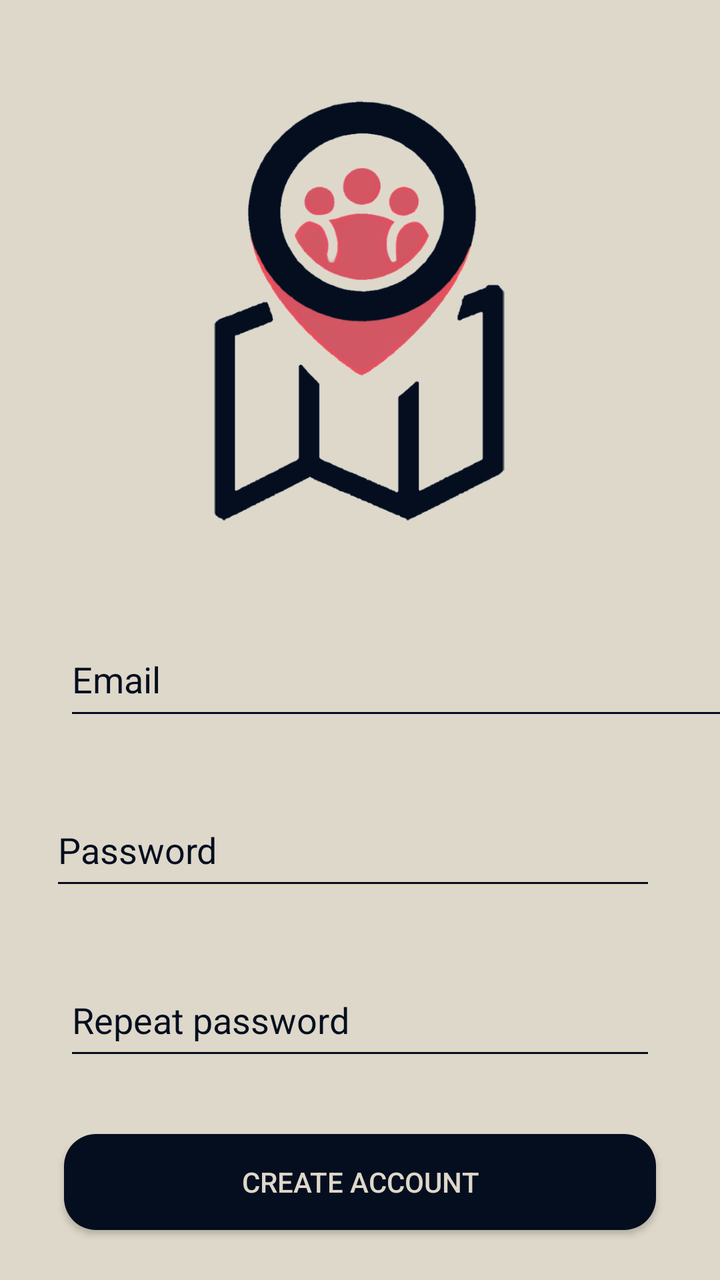
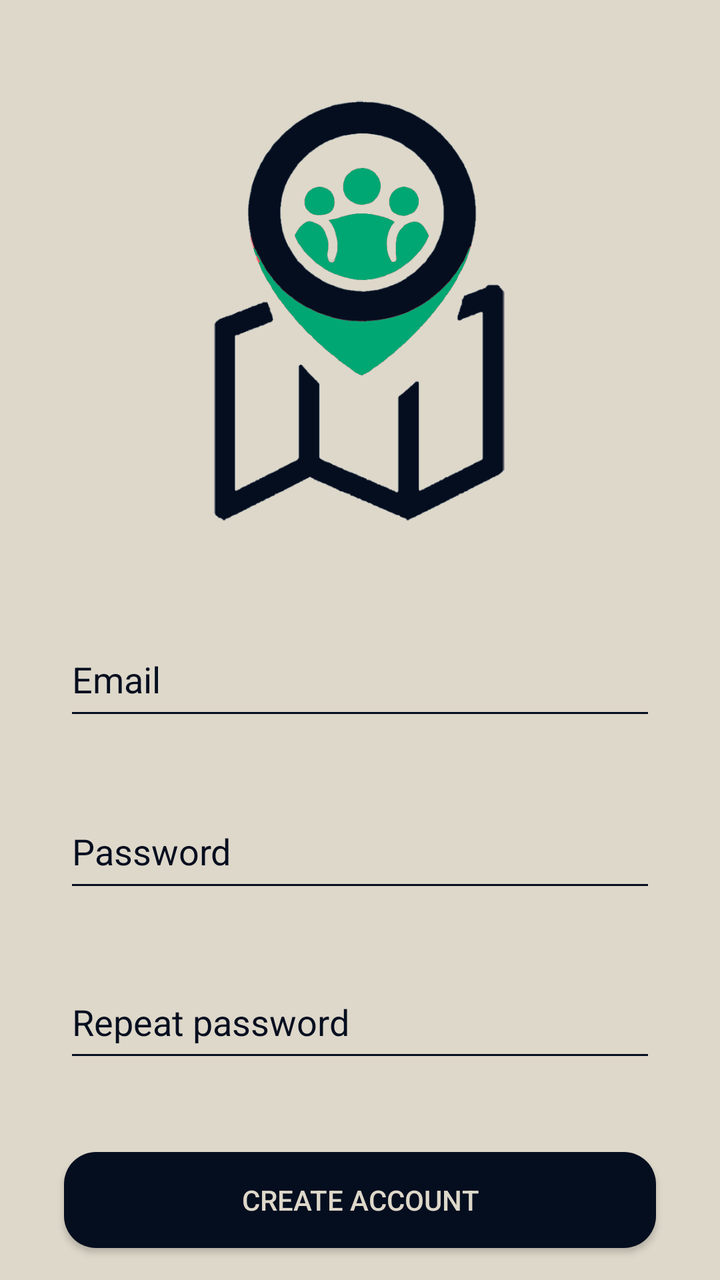

Screens rendered from an Android XML layout before and after an edit, with the pre-edit source and the edit as a unified diff.
<!-- AndroidManifest.xml: application theme Theme.Design.NoActionBar -->
<!-- res/layout/activity_register.xml -->
<?xml version="1.0" encoding="utf-8"?>
<androidx.constraintlayout.widget.ConstraintLayout xmlns:android="http://schemas.android.com/apk/res/android"
    xmlns:app="http://schemas.android.com/apk/res-auto"
    xmlns:tools="http://schemas.android.com/tools"
    android:layout_width="match_parent"
    android:layout_height="match_parent"
    android:background="#ded8ca"
    tools:context=".AuthActivity">

    <ImageView
        android:id="@+id/imageView2"
        android:layout_width="299dp"
        android:layout_height="311dp"
        app:layout_constraintEnd_toEndOf="parent"
        app:layout_constraintHorizontal_bias="0.497"
        app:layout_constraintStart_toStartOf="parent"
        app:layout_constraintTop_toTopOf="parent"
        app:srcCompat="@drawable/logo" />

    <EditText
        android:id="@+id/passwordEditText"
        android:layout_width="match_parent"
        android:layout_height="53dp"
        android:layout_marginStart="25dp"
        android:layout_marginTop="32dp"
        android:layout_marginEnd="32dp"
        android:backgroundTint="#050e1f"
        android:ems="10"
        android:hint="Password"
        android:inputType="textPassword"
        android:textColor="#050e1f"
        android:textColorHint="#050e1f"
        app:layout_constraintEnd_toEndOf="parent"
        app:layout_constraintStart_toStartOf="parent"
        app:layout_constraintTop_toBottomOf="@+id/emailEditText" />

    <EditText
        android:id="@+id/passwordEditText2"
        android:layout_width="match_parent"
        android:layout_height="53dp"
        android:layout_marginStart="32dp"
        android:layout_marginTop="32dp"
        android:layout_marginEnd="32dp"
        android:backgroundTint="#050e1f"
        android:ems="10"
        android:hint="Repeat password"
        android:inputType="textPassword"
        android:textColor="#050e1f"
        android:textColorHint="#050e1f"
        app:layout_constraintEnd_toEndOf="parent"
        app:layout_constraintHorizontal_bias="0.0"
        app:layout_constraintStart_toStartOf="parent"
        app:layout_constraintTop_toBottomOf="@+id/passwordEditText" />

    <Button
        android:id="@+id/registerButton"
        android:layout_width="match_parent"
        android:layout_height="wrap_content"
        android:layout_marginStart="32dp"
        android:layout_marginTop="32dp"
        android:layout_marginEnd="32dp"
        android:background="@drawable/button_rounded"
        android:text="Create account"
        android:textColor="#ded8ca"
        app:layout_constraintEnd_toEndOf="parent"
        app:layout_constraintHorizontal_bias="0.0"
        app:layout_constraintStart_toStartOf="parent"
        app:layout_constraintTop_toBottomOf="@+id/passwordEditText2" />

    <EditText
        android:id="@+id/emailEditText"
        android:layout_width="351dp"
        android:layout_height="54dp"
        android:layout_marginStart="32dp"
        android:layout_marginEnd="32dp"
        android:backgroundTint="#050e1f"
        android:ems="10"
        android:hint="Email"
        android:inputType="textEmailAddress"
        android:textColor="#050e1f"
        android:textColorHint="#050e1f"
        app:layout_constraintEnd_toEndOf="parent"
        app:layout_constraintHorizontal_bias="0.0"
        app:layout_constraintStart_toStartOf="parent"
        app:layout_constraintTop_toBottomOf="@+id/imageView2" />

</androidx.constraintlayout.widget.ConstraintLayout>
<!-- resources referenced by this layout -->
<resources>
  <!-- drawable button_rounded (drawable) -->
  <?xml version="1.0" encoding="utf-8"?>
  <shape xmlns:android="http://schemas.android.com/apk/res/android">
      <corners android:radius="16dp" />
      <solid android:color="#050e1f" />
  </shape>
  <!-- drawable logo: jpg bitmap (drawable, 148257 bytes) -->
</resources>

<!-- the commit's change to res/layout/activity_register.xml (unified diff, before → after) -->
@@ -20,8 +20,8 @@
     <EditText
         android:id="@+id/passwordEditText"
         android:layout_width="match_parent"
-        android:layout_height="53dp"
-        android:layout_marginStart="25dp"
+        android:layout_height="54dp"
+        android:layout_marginStart="32dp"
         android:layout_marginTop="32dp"
         android:layout_marginEnd="32dp"
         android:backgroundTint="#050e1f"
@@ -57,7 +57,7 @@
         android:layout_width="match_parent"
         android:layout_height="wrap_content"
         android:layout_marginStart="32dp"
-        android:layout_marginTop="32dp"
+        android:layout_marginTop="40dp"
         android:layout_marginEnd="32dp"
         android:background="@drawable/button_rounded"
         android:text="Create account"
@@ -69,7 +69,7 @@
 
     <EditText
         android:id="@+id/emailEditText"
-        android:layout_width="351dp"
+        android:layout_width="match_parent"
         android:layout_height="54dp"
         android:layout_marginStart="32dp"
         android:layout_marginEnd="32dp"
<!-- resource entries referenced after the edit -->
@@ -6,6 +6,6 @@
       <corners android:radius="16dp" />
       <solid android:color="#050e1f" />
   </shape>
-  <!-- drawable logo: jpg bitmap (drawable, 148257 bytes) -->
+  <!-- drawable logo: jpg bitmap (drawable, 135357 bytes) -->
 </resources>
 
